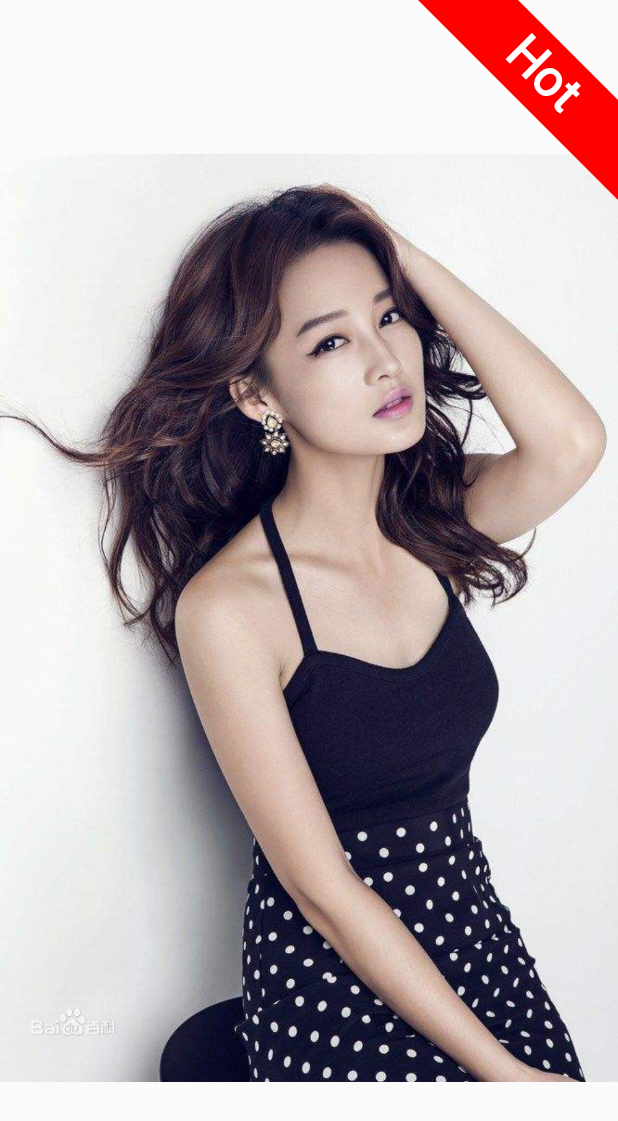
After one commit to kongxiaoan/android-resource-project, an Android app: the layout activity_draw.xml on its own in the app's theme, with its tools: preview values and no code run, on a phone screen of 412 x 824 dp. The commit adds this screen. Shown: the top 1121 px of the screen. Run offline under Robolectric (Android 15) with nearby library versions, the phone set to English and light mode, and no system bars.

Commit message:
View 生命周期、绘制等等

```diff
--- /dev/null
+++ b/app/src/main/java/com/kongpingan/android/framework/application/view/LabelImageView.kt
@@ -0,0 +1,95 @@
+package com.kongpingan.android.framework.application.view
+
+import android.content.Context
+import android.graphics.Canvas
+import android.graphics.Color
+import android.graphics.Paint
+import android.graphics.Path
+import android.support.v7.widget.AppCompatImageView
+import android.util.AttributeSet
+
+/**
+ * Created by mr.kong on 2018/3/8.
+ * 图片角标自定义
+ */
+class LabelImageView : AppCompatImageView {
+    private lateinit var textPaint: Paint
+    private lateinit var backgroundPaint: Paint
+    private lateinit var pathText: Path
+    private lateinit var backgroundPath: Path
+    /**
+     * 梯形距离左上角的长度
+     */
+    private val LABEL_LENGTH = 100
+    /**
+     * 梯形斜边的长度
+     */
+    private val LABEL_HYPOTENUSE_LENGTH = 100
+
+    constructor(context: Context?) : this(context, null)
+    constructor(context: Context?, attrs: AttributeSet?) : this(context, attrs, 0)
+    constructor(context: Context?, attrs: AttributeSet?, defStyleAttr: Int) : super(context, attrs, defStyleAttr) {
+        init()
+
+    }
+
+    private fun init() {
+        textPaint = Paint()
+        backgroundPaint = Paint()
+        pathText = Path()
+        backgroundPath = Path()
+
+        textPaint.textSize = 50F
+        textPaint.isFakeBoldText = true
+        textPaint.color = Color.WHITE
+
+        backgroundPaint.color = Color.RED
+        backgroundPaint.style = Paint.Style.FILL
+    }
+
+    override fun onDraw(canvas: Canvas) {
+        super.onDraw(canvas)
+        calculatePath(measuredWidth, measuredHeight)
+        canvas.drawPath(backgroundPath, backgroundPaint)
+        canvas.drawTextOnPath("Hot", pathText, 100F, -20F, textPaint)
+    }
+
+    override fun onDrawForeground(canvas: Canvas?) {
+        super.onDrawForeground(canvas)
+    }
+
+    /**
+     * 计算路径 画控件
+     *            x1    x2
+     * ...........*....*.....
+     * .            .     . .
+     * .               .    * y1
+     * .                  . .
+     * .                    * y2
+     * .                    .
+     * .                    .
+     * ......................
+     */
+    private fun calculatePath(measuredWidth: Int, measuredHeight: Int) {
+        val top = 0
+
+        val x1 = measuredWidth - LABEL_LENGTH - LABEL_HYPOTENUSE_LENGTH
+        val x2 = measuredWidth - LABEL_HYPOTENUSE_LENGTH
+        val y1 = top + LABEL_LENGTH
+        val y2 = top + LABEL_LENGTH + LABEL_HYPOTENUSE_LENGTH
+
+        pathText.reset()
+        pathText.moveTo(x1.toFloat(), top.toFloat())
+        pathText.lineTo(measuredWidth.toFloat(), y2.toFloat())
+        pathText.close()
+
+        backgroundPath.reset() //清除Path设置的多有属性
+        backgroundPath.moveTo(x1.toFloat(), top.toFloat()) //将起始点轮廓点移至x,y坐标点 默认的是0，0
+        backgroundPath.lineTo(x2.toFloat(), top.toFloat()) //从当前轮廓点绘制一条从x到y的直线
+        backgroundPath.lineTo(measuredWidth.toFloat(), y1.toFloat())
+        backgroundPath.lineTo(measuredWidth.toFloat(), y2.toFloat())
+        backgroundPath.close() //回到起始点形成封闭的曲线
+
+    }
+
+}
--- /dev/null
+++ b/app/src/main/res/layout/activity_draw.xml
@@ -0,0 +1,16 @@
+<?xml version="1.0" encoding="utf-8"?>
+<RelativeLayout xmlns:android="http://schemas.android.com/apk/res/android"
+    xmlns:app="http://schemas.android.com/apk/res-auto"
+    xmlns:tools="http://schemas.android.com/tools"
+    android:layout_width="match_parent"
+    android:layout_height="match_parent"
+    tools:context="com.kongpingan.android.framework.application.activity.DrawActivity">
+
+
+    <com.kongpingan.android.framework.application.view.LabelImageView
+        android:layout_width="match_parent"
+        android:layout_height="match_parent"
+        android:src="@drawable/liqin"
+        />
+
+</RelativeLayout>
```
Also changed, not shown: app/build.gradle (+15 -2 lines), app/src/main/AndroidManifest.xml (+10 -2 lines), app/src/main/java/com/kongpingan/android/framework/AndroidResourceProjectApplication.kt (added, +22 -0 lines), app/src/main/java/com/kongpingan/android/framework/MainActivity.kt (renamed from app/src/main/java/com/kongpingan/framework/android/MainActivity.kt, +14 -6 lines), app/src/main/java/com/kongpingan/android/framework/application/activity/ApplicationActivity.kt (added, +22 -0 lines), app/src/main/java/com/kongpingan/android/framework/application/activity/DrawActivity.kt (added, +12 -0 lines), app/src/main/java/com/kongpingan/android/framework/application/activity/ViewLifeCycleActivity.kt (added, +13 -0 lines), app/src/main/java/com/kongpingan/android/framework/application/view/CustomView.kt (added, +125 -0 lines), app/src/main/java/com/kongpingan/android/framework/application/view/DrawView.kt (added, +31 -0 lines), app/src/main/java/com/kongpingan/android/framework/utils/ConfigDebug.kt (added, +8 -0 lines), app/src/main/res/layout/activity_application.xml (added, +26 -0 lines), app/src/main/res/layout/activity_main.xml (+9 -1 lines), app/src/main/res/layout/activity_view_life_cycle.xml (added, +15 -0 lines), app/src/main/res/drawable/liqin.jpeg (added).
